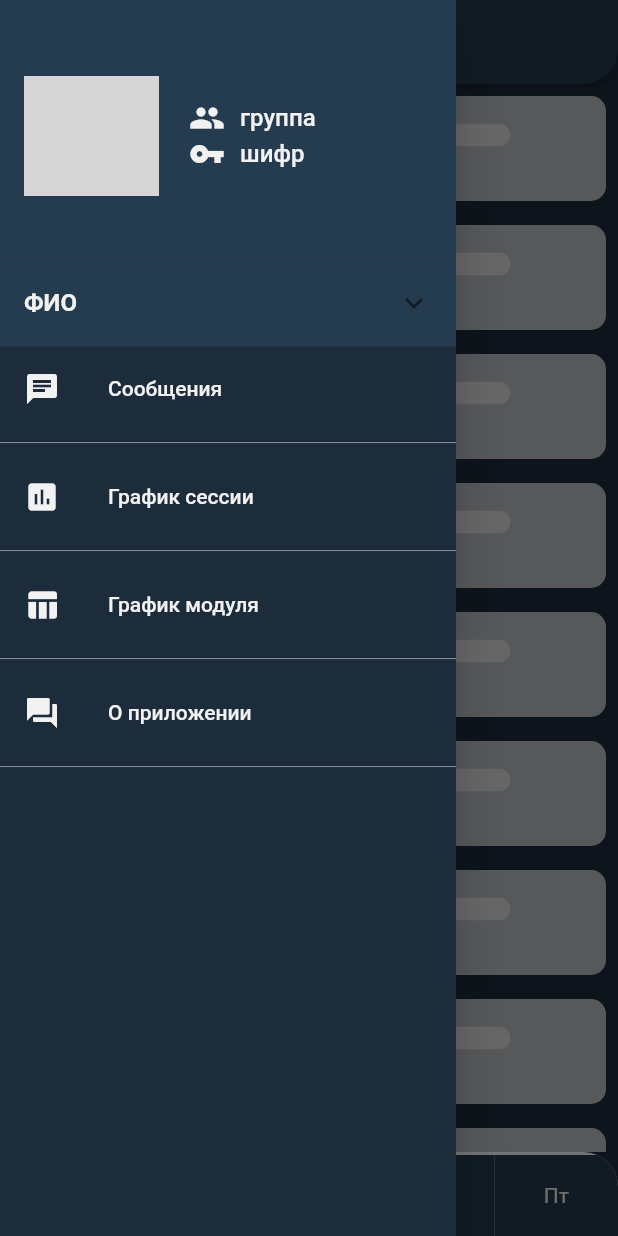
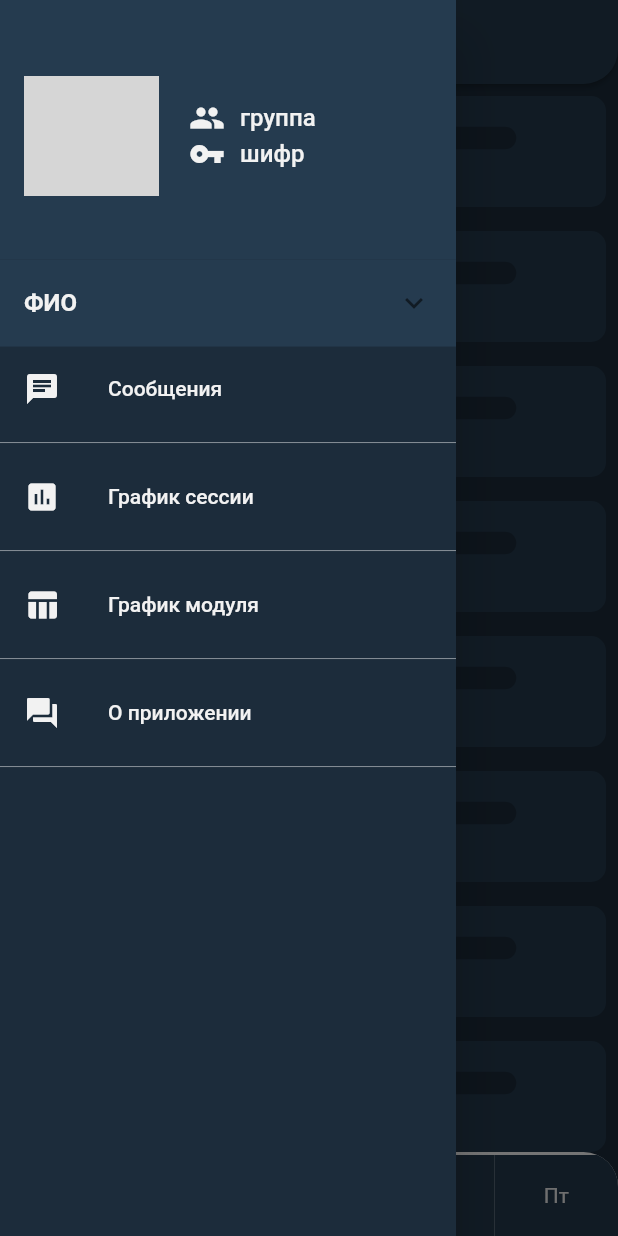
Before and after one commit to Jarkynbekbat/tizme, a Flutter app: the RaspPage screen opened by its route, with the side drawer open, on a phone screen of 412 x 824 dp. Run offline on Flutter 3.47's test engine with Material 2 defaults, Android fonts, the phone set to English and light mode, and no system bars; drawn by our look-alikes of titled_navigation_bar; our stand-ins replace firebase_messaging, flutter_local_notifications, image_picker, photo_view, pull_to_refresh, shared_preferences and 3 more; missing offline and left inert: easy_dialog, gradient_text; accounts and stored records are empty; grey boxes are pictures that could not be loaded.

Commit message:
fix: colors

```diff
--- a/lib/pages/rasp_page/views/loading_skeleton.dart
+++ b/lib/pages/rasp_page/views/loading_skeleton.dart
@@ -16,7 +16,10 @@ class LoadingSkeleton extends StatelessWidget {
           return Padding(
             padding: const EdgeInsets.all(8.0),
             child: Container(
-              decoration: BoxDecoration(borderRadius: BorderRadius.all(Radius.circular(10.0)), color: Colors.white70),
+              decoration: BoxDecoration(
+                borderRadius: BorderRadius.all(Radius.circular(10.0)),
+                color: Theme.of(context).appBarTheme.color,
+              ),
               child: Container(
                 child: Row(
                   crossAxisAlignment: CrossAxisAlignment.center,
@@ -25,10 +28,18 @@ class LoadingSkeleton extends StatelessWidget {
                   children: <Widget>[
                     SkeletonAnimation(
                       child: Container(
-                        width: 70.0,
-                        height: 70.0,
                         decoration: BoxDecoration(
-                          color: Colors.grey[300],
+                          borderRadius: BorderRadius.all(Radius.circular(10.0)),
+                          color: Theme.of(context).appBarTheme.color,
+                        ),
+                        child: Container(
+                          width: 70.0,
+                          height: 70.0,
+                          margin: EdgeInsets.all(2.0),
+                          decoration: BoxDecoration(
+                            borderRadius: BorderRadius.all(Radius.circular(10.0)),
+                            color: Theme.of(context).scaffoldBackgroundColor,
+                          ),
                         ),
                       ),
                     ),
@@ -43,7 +54,10 @@ class LoadingSkeleton extends StatelessWidget {
                             child: Container(
                               height: 15,
                               width: MediaQuery.of(context).size.width * 0.6,
-                              decoration: BoxDecoration(borderRadius: BorderRadius.circular(10.0), color: Colors.grey[300]),
+                              decoration: BoxDecoration(
+                                borderRadius: BorderRadius.circular(10.0),
+                                color: Theme.of(context).scaffoldBackgroundColor,
+                              ),
                             ),
                           ),
                         ),
@@ -55,7 +69,10 @@ class LoadingSkeleton extends StatelessWidget {
                               child: Container(
                                 width: 60,
                                 height: 13,
-                                decoration: BoxDecoration(borderRadius: BorderRadius.circular(10.0), color: Colors.grey[300]),
+                                decoration: BoxDecoration(
+                                  borderRadius: BorderRadius.circular(10.0),
+                                  color: Theme.of(context).scaffoldBackgroundColor,
+                                ),
                               ),
                             ),
                           ),
```
Also changed, not shown: lib/main.dart (+13 -9 lines), lib/pages/rasp_page/views/no_rasps.dart (+4 -4 lines).
